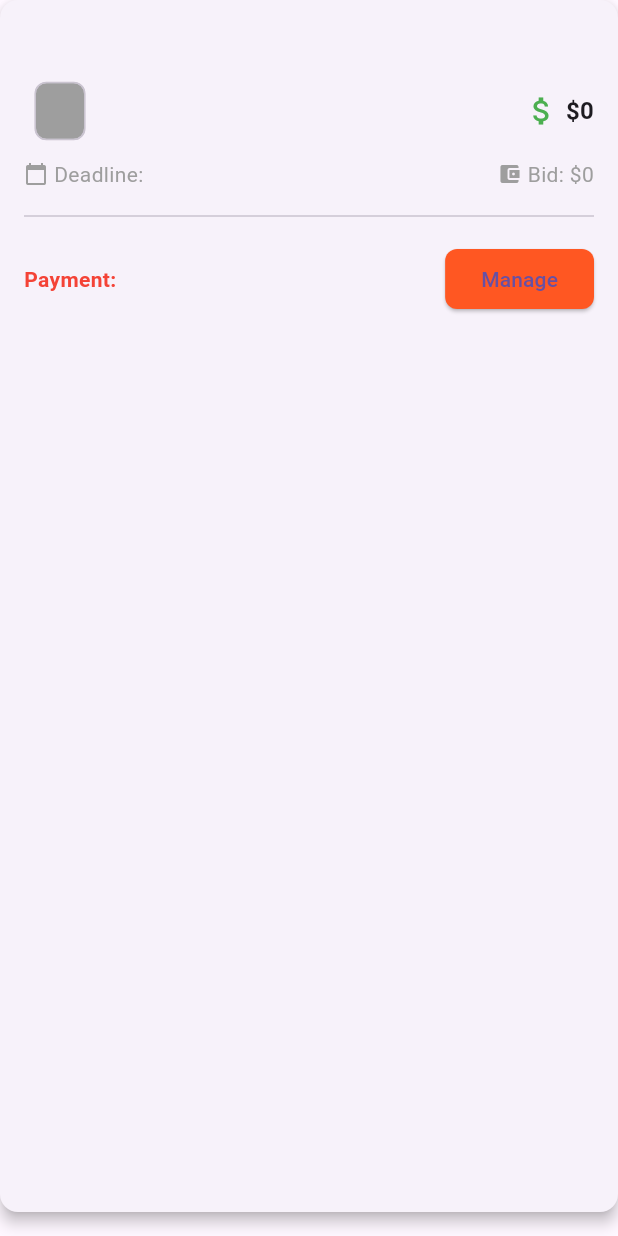
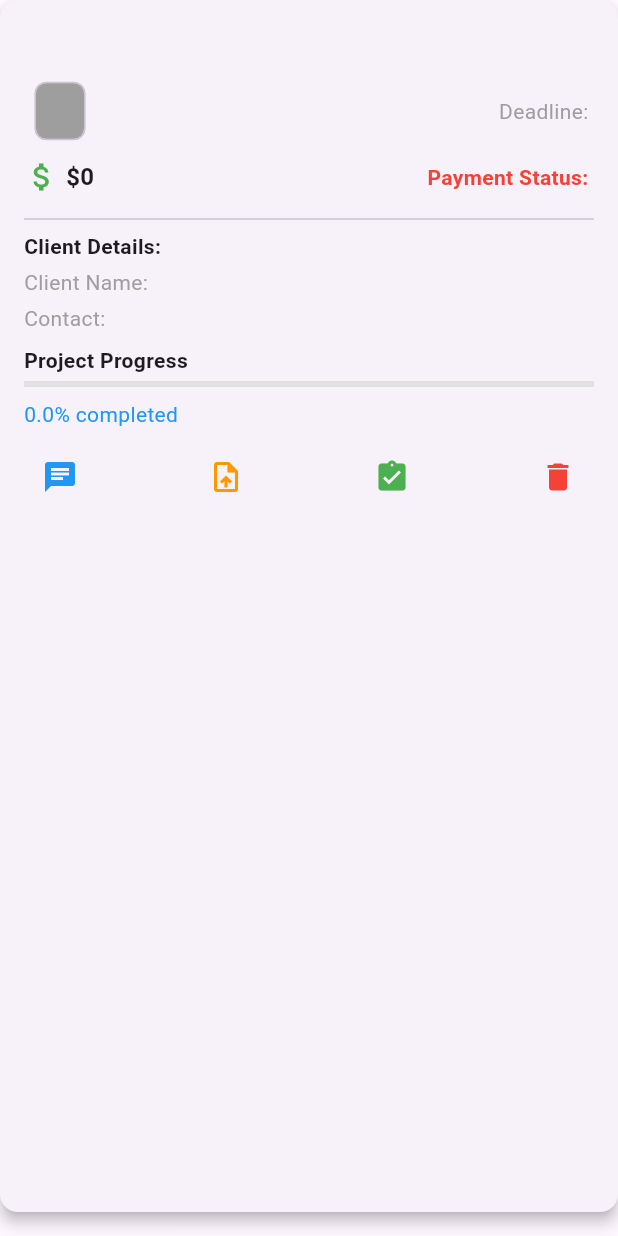
Before and after one commit to Saurabh-Grg/frontend_onehive, a Flutter app: the ProjectCard widget shown alone on an empty page, opened directly with empty values, on a phone screen of 412 x 824 dp. Run offline on Flutter 3.47's test engine with Material 3 defaults, Android fonts, the phone set to English and light mode, and no system bars; our stand-ins replace file_picker, fl_chart, flutter_rating_bar, get, get_storage, image_picker and 4 more; missing offline and left inert: flutter_inappwebview; accounts and stored records are empty; network calls fail.

Commit message:
updated the UI for MyProjects

```diff
--- a/lib/controllers/MyProjectController.dart
+++ b/lib/controllers/MyProjectController.dart
@@ -3,7 +3,9 @@
 class MyProjectsController extends GetxController {
   var isLoading = true.obs;
   var projects = <ProjectModel>[].obs;
-  var selectedFilter = 'All'.obs; // To track filter selection
+  var selectedFilter = 'All'.obs;
+  var searchQuery = ''.obs; // Search field
+  var sortBy = 'Deadline'.obs; // Sorting field
 
   @override
   void onInit() {
@@ -21,6 +23,10 @@
         deadline: "Feb 28, 2025",
         bidAmount: 450,
         paymentStatus: "Pending",
+        milestones: ["UI Design Completed", "Backend API Integrated"],
+        clientName: "John Doe", // Added
+        clientContact: "+1 234 567 890", // Added
+        progress: 50, // Added
       ),
       ProjectModel(
         title: "E-commerce Website Design",
@@ -29,6 +35,10 @@
         deadline: "Jan 15, 2025",
         bidAmount: 750,
         paymentStatus: "Paid",
+        milestones: ["Prototype Approved", "Final Version Deployed"],
+        clientName: "Jane Smith", // Added
+        clientContact: "+1 987 654 321", // Added
+        progress: 100, // Added
       ),
       ProjectModel(
         title: "Logo & Branding for Startup",
@@ -37,6 +47,10 @@
         deadline: "Mar 10, 2025",
         bidAmount: 140,
         paymentStatus: "Unpaid",
+        milestones: ["Initial Concepts Ready"],
+        clientName: "Acme Corp", // Added
+        clientContact: "+1 555 123 456", // Added
+        progress: 10, // Added
       ),
     ];
     isLoading.value = false;
@@ -44,6 +58,19 @@
 
   void filterProjects(String status) {
     selectedFilter.value = status;
+  }
+
+  void searchProjects(String query) {
+    searchQuery.value = query;
+  }
+
+  void sortProjects(String criteria) {
+    sortBy.value = criteria;
+    if (criteria == 'Deadline') {
+      projects.sort((a, b) => a.deadline.compareTo(b.deadline));
+    } else if (criteria == 'Budget') {
+      projects.sort((a, b) => b.budget.compareTo(a.budget));
+    }
   }
 }
 
@@ -54,6 +81,10 @@
   String deadline;
   int bidAmount;
   String paymentStatus;
+  List<String> milestones;
+  String clientName; // Added
+  String clientContact; // Added
+  double progress; // Added (percentage of progress)
 
   ProjectModel({
     required this.title,
@@ -62,5 +93,9 @@
     required this.deadline,
     required this.bidAmount,
     required this.paymentStatus,
+    required this.milestones,
+    required this.clientName, // Added
+    required this.clientContact, // Added
+    required this.progress, // Added
   });
 }
--- a/lib/screens/MyProjectsScreen.dart
+++ b/lib/screens/MyProjectsScreen.dart
@@ -9,32 +9,44 @@
   Widget build(BuildContext context) {
     return Scaffold(
       appBar: AppBar(
-        title: const Text("My Projects",
-            style: TextStyle(fontWeight: FontWeight.bold)),
+        title: const Text("My Projects", style: TextStyle(fontWeight: FontWeight.bold)),
         actions: [
           PopupMenuButton<String>(
-            icon: Icon(Icons.filter_list, color: Colors.white),
-            onSelected: (value) => controller.filterProjects(value),
+            icon: Icon(Icons.sort, color: Colors.white),
+            onSelected: (value) => controller.sortProjects(value),
             itemBuilder: (context) => [
-              PopupMenuItem(value: "All", child: Text("All Projects")),
-              PopupMenuItem(value: "Active", child: Text("Active")),
-              PopupMenuItem(value: "Completed", child: Text("Completed")),
-              PopupMenuItem(value: "Pending", child: Text("Pending")),
+              PopupMenuItem(value: "Deadline", child: Text("Sort by Deadline")),
+              PopupMenuItem(value: "Budget", child: Text("Sort by Budget")),
             ],
           ),
         ],
       ),
-      body: Obx(() {
+      body: Column(
+        children: [
+          Padding(
+            padding: const EdgeInsets.all(12.0),
+            child: TextField(
+              decoration: InputDecoration(
+                hintText: "Search projects...",
+                prefixIcon: Icon(Icons.search),
+                border: OutlineInputBorder(borderRadius: BorderRadius.circular(8)),
+              ),
+              onChanged: controller.searchProjects,
+            ),
+          ),
+          Expanded(
+            child: Obx(() {
               if (controller.isLoading.value) {
                 return Center(child: CircularProgressIndicator());
               }
 
               var filteredProjects = controller.projects.where((p) =>
-        controller.selectedFilter.value == "All" ||
-            p.status == controller.selectedFilter.value).toList();
+              (controller.selectedFilter.value == "All" ||
+                  p.status == controller.selectedFilter.value) &&
+                  p.title.toLowerCase().contains(controller.searchQuery.value.toLowerCase())).toList();
 
               if (filteredProjects.isEmpty) {
-          return Center(child: Text("No projects available."));
+                return Center(child: Text("No projects found."));
               }
 
               return ListView.builder(
@@ -46,6 +58,9 @@
                 },
               );
             }),
+          ),
+        ],
+      ),
     );
   }
 }
@@ -66,71 +81,123 @@
         child: Column(
           crossAxisAlignment: CrossAxisAlignment.start,
           children: [
-            Text(
-              project.title,
-              style: TextStyle(fontSize: 18, fontWeight: FontWeight.bold),
+            Text(project.title, style: TextStyle(fontSize: 18, fontWeight: FontWeight.bold)),
+            SizedBox(height: 8),
+            _buildStatusRow(),
+            SizedBox(height: 8),
+            _buildBudgetAndPaymentInfo(),
+            SizedBox(height: 8),
+            Divider(),
+            _buildClientInfo(),
+            SizedBox(height: 8),
+            _buildProgressBar(),
+            SizedBox(height: 8),
+            _buildActionsRow(context),
+          ],
         ),
-            SizedBox(height: 8),
-            Row(
+      ),
+    );
+  }
+
+  Widget _buildStatusRow() {
+    return Row(
       children: [
         _buildChip(project.status),
         Spacer(),
+        Text("Deadline: ${project.deadline}",
+            style: TextStyle(color: Colors.grey, fontSize: 14)),
+      ],
+    );
+  }
+
+  Widget _buildBudgetAndPaymentInfo() {
+    return Row(
+      children: [
         Icon(Icons.attach_money, color: Colors.green),
         SizedBox(width: 4),
-                Text("\$${project.budget}",
-                    style: TextStyle(fontSize: 16, fontWeight: FontWeight.bold)),
+        Text("\$${project.budget}", style: TextStyle(fontSize: 16, fontWeight: FontWeight.bold)),
+        Spacer(),
+        Text("Payment Status: ${project.paymentStatus}",
+            style: TextStyle(fontSize: 14, fontWeight: FontWeight.bold, color: project.paymentStatus == "Paid" ? Colors.green : Colors.red)),
       ],
+    );
+  }
+
+  Widget _buildClientInfo() {
+    return Column(
+      crossAxisAlignment: CrossAxisAlignment.start,
+      children: [
+        Text("Client Details:", style: TextStyle(fontWeight: FontWeight.bold)),
+        SizedBox(height: 4),
+        Text("Client Name: ${project.clientName}",
+            style: TextStyle(color: Colors.grey, fontSize: 14)),
+        SizedBox(height: 4),
+        Text("Contact: ${project.clientContact}",
+            style: TextStyle(color: Colors.grey, fontSize: 14)),
+      ],
+    );
+  }
+
+  Widget _buildProgressBar() {
+    return Column(
+      crossAxisAlignment: CrossAxisAlignment.start,
+      children: [
+        Text("Project Progress", style: TextStyle(fontWeight: FontWeight.bold)),
+        SizedBox(height: 4),
+        LinearProgressIndicator(
+          value: project.progress / 100,
+          backgroundColor: Colors.grey[300],
+          color: Colors.blue,
         ),
         SizedBox(height: 8),
-            Row(
+        Text("${project.progress}% completed", style: TextStyle(color: Colors.blue)),
+      ],
+    );
+  }
+
+  Widget _buildActionsRow(BuildContext context) {
+    return Row(
       mainAxisAlignment: MainAxisAlignment.spaceBetween,
       children: [
-                Row(
-                  children: [
-                    Icon(Icons.calendar_today, size: 16, color: Colors.grey),
-                    SizedBox(width: 4),
-                    Text("Deadline: ${project.deadline}",
-                        style: TextStyle(color: Colors.grey)),
-                  ],
+        IconButton(
+          icon: Icon(Icons.chat, color: Colors.blue),
+          onPressed: () {
+            Get.snackbar("Chat", "Messaging feature coming soon!");
+          },
         ),
-                Row(
-                  children: [
-                    Icon(Icons.account_balance_wallet, size: 16, color: Colors.grey),
-                    SizedBox(width: 4),
-                    Text("Bid: \$${project.bidAmount}",
-                        style: TextStyle(color: Colors.grey)),
-                  ],
+        IconButton(
+          icon: Icon(Icons.upload_file, color: Colors.orange),
+          onPressed: () {
+            Get.snackbar("File Upload", "Upload feature coming soon!");
+          },
+        ),
+        IconButton(
+          icon: Icon(Icons.assignment_turned_in, color: Colors.green),
+          onPressed: () {
+            Get.snackbar("Project Submission", "Submit your work here!");
+          },
+        ),
+        IconButton(
+          icon: Icon(Icons.delete, color: Colors.red),
+          onPressed: () {
+            Get.defaultDialog(
+              title: "Delete Project",
+              content: Text("Are you sure you want to delete this project?"),
+              confirm: ElevatedButton(
+                onPressed: () {
+                  Get.back();
+                  Get.snackbar("Deleted", "Project deleted successfully.");
+                },
+                child: Text("Yes"),
+              ),
+              cancel: TextButton(
+                onPressed: () => Get.back(),
+                child: Text("No"),
+              ),
+            );
+          },
         ),
       ],
-            ),
-            SizedBox(height: 10),
-            Divider(),
-            SizedBox(height: 10),
-            Row(
-              mainAxisAlignment: MainAxisAlignment.spaceBetween,
-              children: [
-                Text(
-                  "Payment: ${project.paymentStatus}",
-                  style: TextStyle(
-                    fontWeight: FontWeight.bold,
-                    color: project.paymentStatus == "Paid" ? Colors.green : Colors.red,
-                  ),
-                ),
-                ElevatedButton(
-                  style: ElevatedButton.styleFrom(
-                    backgroundColor: Colors.deepOrange,
-                    shape: RoundedRectangleBorder(borderRadius: BorderRadius.circular(8)),
-                  ),
-                  onPressed: () {
-                    Get.snackbar("Project Action", "Feature Coming Soon!");
-                  },
-                  child: Text("Manage"),
-                ),
-              ],
-            ),
-          ],
-        ),
-      ),
     );
   }
 
@@ -149,10 +216,6 @@
       default:
         color = Colors.grey;
     }
-
-    return Chip(
-      label: Text(status, style: TextStyle(color: Colors.white)),
-      backgroundColor: color,
-    );
+    return Chip(label: Text(status, style: TextStyle(color: Colors.white)), backgroundColor: color);
   }
 }
```
Lines whose indentation alone changed are shown as unchanged.
